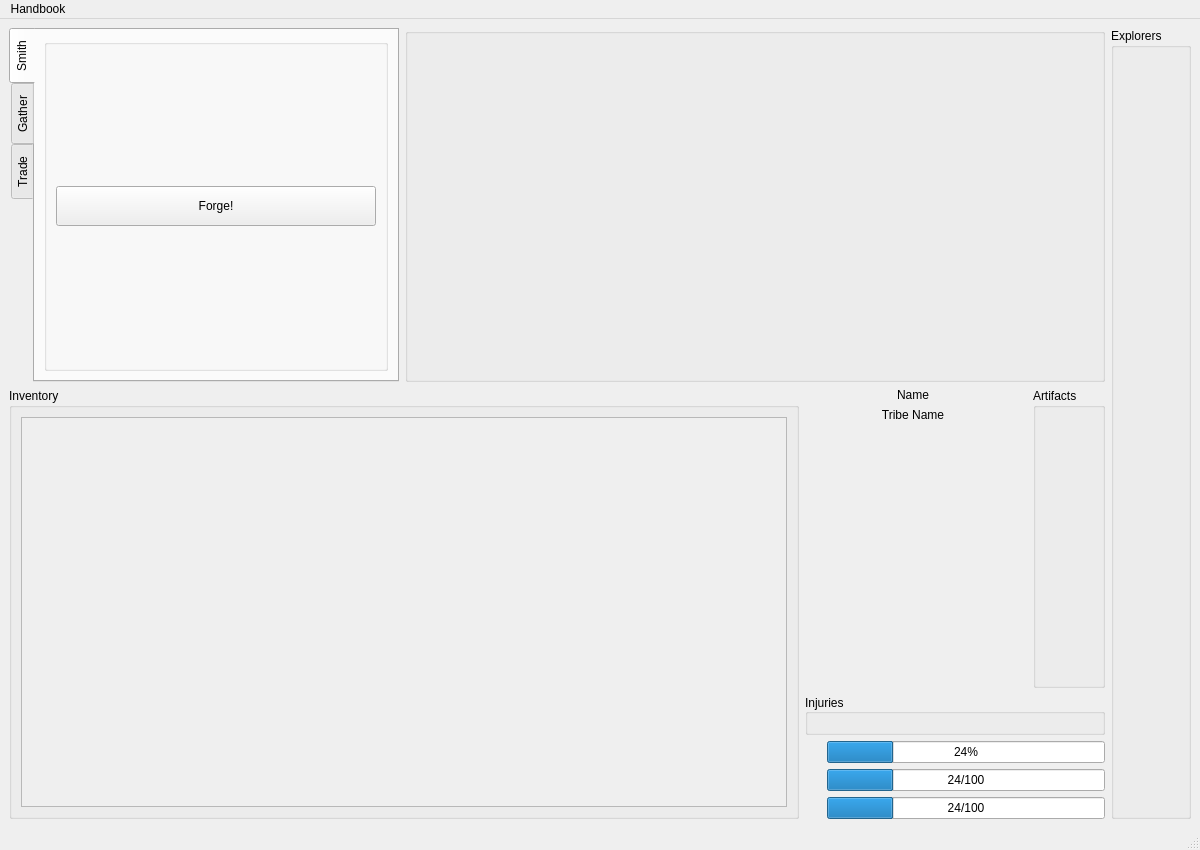
Qt form assets/ui/main.ui (pierce-smith1/aor) before a commit.
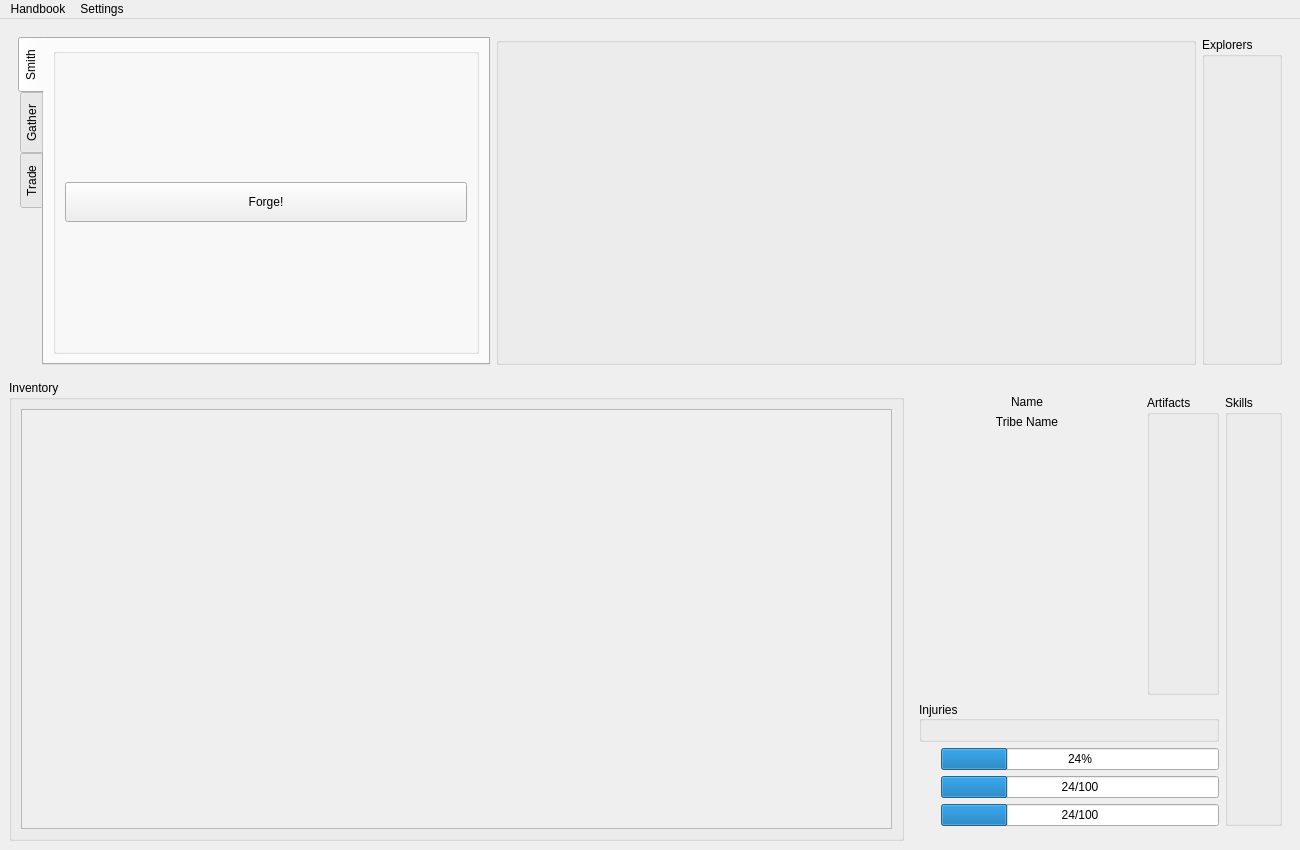
The same form after that commit. Icons and pictures are not drawn.

Patch:
```diff
--- a/assets/ui/main.ui
+++ b/assets/ui/main.ui
@@ -6,7 +6,7 @@
    <rect>
     <x>0</x>
     <y>0</y>
-    <width>1200</width>
+    <width>1300</width>
     <height>850</height>
    </rect>
   </property>
@@ -18,13 +18,13 @@
   </property>
   <property name="minimumSize">
    <size>
-    <width>1200</width>
+    <width>1300</width>
     <height>850</height>
    </size>
   </property>
   <property name="maximumSize">
    <size>
-    <width>1200</width>
+    <width>1300</width>
     <height>850</height>
    </size>
   </property>
@@ -49,106 +49,8 @@
     </size>
    </property>
    <layout class="QGridLayout" name="gridLayout_2">
-    <item row="1" column="2">
-     <widget class="QWidget" name="player_widget" native="true">
-      <property name="minimumSize">
-       <size>
-        <width>300</width>
-        <height>300</height>
-       </size>
-      </property>
-      <property name="maximumSize">
-       <size>
-        <width>250</width>
-        <height>16777215</height>
-       </size>
-      </property>
-      <layout class="QGridLayout" name="gridLayout_6">
-       <property name="leftMargin">
-        <number>0</number>
-       </property>
-       <property name="topMargin">
-        <number>0</number>
-       </property>
-       <property name="rightMargin">
-        <number>0</number>
-       </property>
-       <property name="bottomMargin">
-        <number>0</number>
-       </property>
-       <property name="horizontalSpacing">
-        <number>12</number>
-       </property>
-       <property name="verticalSpacing">
-        <number>6</number>
-       </property>
-       <item row="2" column="1">
-        <widget class="QLabel" name="tribe_name_label">
-         <property name="sizePolicy">
-          <sizepolicy hsizetype="Preferred" vsizetype="Fixed">
-           <horstretch>0</horstretch>
-           <verstretch>0</verstretch>
-          </sizepolicy>
-         </property>
-         <property name="text">
-          <string>Tribe Name</string>
-         </property>
-         <property name="alignment">
-          <set>Qt::AlignCenter</set>
-         </property>
-        </widget>
-       </item>
-       <item row="1" column="1">
-        <widget class="QLabel" name="player_name_label">
-         <property name="sizePolicy">
-          <sizepolicy hsizetype="Preferred" vsizetype="Fixed">
-           <horstretch>0</horstretch>
-           <verstretch>0</verstretch>
-          </sizepolicy>
-         </property>
-         <property name="frameShape">
-          <enum>QFrame::NoFrame</enum>
-         </property>
-         <property name="text">
-          <string>Name</string>
-         </property>
-         <property name="textFormat">
-          <enum>Qt::RichText</enum>
-         </property>
-         <property name="alignment">
-          <set>Qt::AlignCenter</set>
-         </property>
-        </widget>
-       </item>
-       <item row="1" column="2" rowspan="3">
-        <widget class="QGroupBox" name="artifact_box">
-         <property name="sizePolicy">
-          <sizepolicy hsizetype="Fixed" vsizetype="Preferred">
-           <horstretch>0</horstretch>
-           <verstretch>0</verstretch>
-          </sizepolicy>
-         </property>
-         <property name="toolTip">
-          <string/>
-         </property>
-         <property name="title">
-          <string>Artifacts</string>
-         </property>
-         <layout class="QVBoxLayout" name="artifact_layout">
-          <property name="sizeConstraint">
-           <enum>QLayout::SetDefaultConstraint</enum>
-          </property>
-         </layout>
-        </widget>
-       </item>
-       <item row="1" column="0" rowspan="3">
-        <layout class="QVBoxLayout" name="activity_queue_layout"/>
-       </item>
-      </layout>
-     </widget>
-    </item>
-    <item row="1" column="0" rowspan="3" colspan="2">
-     <widget class="QGroupBox" name="inventory_group">
+    <item row="1" column="0" rowspan="3" colspan="3">
+     <widget class="QGroupBox" name="inventory_widget">
       <property name="title">
        <string>Inventory</string>
       </property>
@@ -164,6 +66,9 @@
          <property name="autoFillBackground">
           <bool>false</bool>
          </property>
+         <property name="verticalScrollBarPolicy">
+          <enum>Qt::ScrollBarAlwaysOff</enum>
+         </property>
          <property name="horizontalScrollBarPolicy">
           <enum>Qt::ScrollBarAlwaysOff</enum>
          </property>
@@ -175,8 +80,8 @@
            <rect>
             <x>0</x>
             <y>0</y>
-            <width>779</width>
-            <height>400</height>
+            <width>905</width>
+            <height>408</height>
            </rect>
           </property>
           <layout class="QGridLayout" name="gridLayout_7"/>
@@ -186,172 +91,8 @@
       </layout>
      </widget>
     </item>
-    <item row="0" column="3" rowspan="4">
-     <widget class="QGroupBox" name="explorer_slots">
-      <property name="sizePolicy">
-       <sizepolicy hsizetype="Fixed" vsizetype="Preferred">
-        <horstretch>0</horstretch>
-        <verstretch>0</verstretch>
-       </sizepolicy>
-      </property>
-      <property name="maximumSize">
-       <size>
-        <width>16777215</width>
-        <height>16777215</height>
-       </size>
-      </property>
-      <property name="toolTip">
-       <string/>
-      </property>
-      <property name="title">
-       <string>Explorers</string>
-      </property>
-      <layout class="QVBoxLayout" name="verticalLayout"/>
-     </widget>
-    </item>
-    <item row="3" column="2">
-     <layout class="QGridLayout" name="gridLayout_5">
-      <item row="2" column="0">
-       <widget class="QLabel" name="spirit_icon">
-        <property name="sizePolicy">
-         <sizepolicy hsizetype="Minimum" vsizetype="Preferred">
-          <horstretch>0</horstretch>
-          <verstretch>0</verstretch>
-         </sizepolicy>
-        </property>
-        <property name="maximumSize">
-         <size>
-          <width>16</width>
-          <height>16777215</height>
-         </size>
-        </property>
-        <property name="text">
-         <string/>
-        </property>
-        <property name="pixmap">
-         <pixmap resource="../../images.qrc">:/assets/img/icons/spirit.png</pixmap>
-        </property>
-       </widget>
-      </item>
-      <item row="3" column="1">
-       <widget class="QProgressBar" name="energy_bar">
-        <property name="sizePolicy">
-         <sizepolicy hsizetype="Minimum" vsizetype="Minimum">
-          <horstretch>0</horstretch>
-          <verstretch>0</verstretch>
-         </sizepolicy>
-        </property>
-        <property name="maximumSize">
-         <size>
-          <width>16777215</width>
-          <height>80</height>
-         </size>
-        </property>
-        <property name="toolTip">
-         <string>&lt;html&gt;&lt;head/&gt;&lt;body&gt;&lt;p&gt;This is the current explorer's &lt;span style=&quot; font-weight:600;&quot;&gt;energy.&lt;/span&gt;&lt;/p&gt;&lt;p&gt;Energy is required for her to use tools. You can refill it by eating food recovered from &lt;span style=&quot; font-weight:600;&quot;&gt;foraging.&lt;/span&gt;&lt;/p&gt;&lt;p&gt;If her energy reaches 0, she will sustain continous injury until it is raised above 0 again.&lt;/p&gt;&lt;/body&gt;&lt;/html&gt;</string>
-        </property>
-        <property name="maximum">
-         <number>100</number>
-        </property>
-        <property name="value">
-         <number>24</number>
-        </property>
-        <property name="format">
-         <string>%v/%m</string>
-        </property>
-       </widget>
-      </item>
-      <item row="0" column="1">
-       <widget class="QProgressBar" name="activity_time_bar">
-        <property name="sizePolicy">
-         <sizepolicy hsizetype="Minimum" vsizetype="Minimum">
-          <horstretch>0</horstretch>
-          <verstretch>0</verstretch>
-         </sizepolicy>
-        </property>
-        <property name="maximumSize">
-         <size>
-          <width>16777215</width>
-          <height>80</height>
-         </size>
-        </property>
-        <property name="statusTip">
-         <string/>
-        </property>
-        <property name="whatsThis">
-         <string/>
-        </property>
-        <property name="value">
-         <number>24</number>
-        </property>
-        <property name="invertedAppearance">
-         <bool>false</bool>
-        </property>
-        <property name="textDirection">
-         <enum>QProgressBar::TopToBottom</enum>
-        </property>
-       </widget>
-      </item>
-      <item row="0" column="0">
-       <widget class="QLabel" name="time_icon">
-        <property name="sizePolicy">
-         <sizepolicy hsizetype="Minimum" vsizetype="Minimum">
-          <horstretch>0</horstretch>
-          <verstretch>0</verstretch>
-         </sizepolicy>
-        </property>
-        <property name="text">
-         <string/>
-        </property>
-        <property name="pixmap">
-         <pixmap resource="../../images.qrc">:/assets/img/icons/arrow.png</pixmap>
-        </property>
-       </widget>
-      </item>
-      <item row="3" column="0">
-       <widget class="QLabel" name="energy_icon">
-        <property name="sizePolicy">
-         <sizepolicy hsizetype="Minimum" vsizetype="Preferred">
-          <horstretch>0</horstretch>
-          <verstretch>0</verstretch>
-         </sizepolicy>
-        </property>
-        <property name="pixmap">
-         <pixmap resource="../../images.qrc">:/assets/img/icons/bolt.png</pixmap>
-        </property>
-       </widget>
-      </item>
-      <item row="2" column="1">
-       <widget class="QProgressBar" name="spirit_bar">
-        <property name="sizePolicy">
-         <sizepolicy hsizetype="Minimum" vsizetype="Minimum">
-          <horstretch>0</horstretch>
-          <verstretch>0</verstretch>
-         </sizepolicy>
-        </property>
-        <property name="maximumSize">
-         <size>
-          <width>16777215</width>
-          <height>80</height>
-         </size>
-        </property>
-        <property name="toolTip">
-         <string>&lt;html&gt;&lt;head/&gt;&lt;body&gt;&lt;p&gt;This is the current explorer's &lt;span style=&quot; font-weight:600;&quot;&gt;spirit&lt;/span&gt;. &lt;/p&gt;&lt;p&gt;Every action she takes drains a small amount of spirit. She can refill it by &lt;span style=&quot; font-weight:600;&quot;&gt;defiling&lt;/span&gt; an item. Drag any non-consumable to her portrait to have her defile it for &lt;span style=&quot; font-weight:600;&quot;&gt;25 spirit per level &lt;/span&gt;of the defiled item.&lt;/p&gt;&lt;p&gt;If her spirit reaches 0, she will sustain continuous injury until it is raised above 0 again.&lt;/p&gt;&lt;/body&gt;&lt;/html&gt;</string>
-        </property>
-        <property name="whatsThis">
-         <string/>
-        </property>
-        <property name="value">
-         <number>24</number>
-        </property>
-        <property name="format">
-         <string>%v/%m</string>
-        </property>
-       </widget>
-      </item>
-     </layout>
-    </item>
-    <item row="0" column="0" colspan="3">
+    <item row="0" column="0" colspan="4">
+     <widget class="QWidget" name="activities_widget" native="true">
      <layout class="QHBoxLayout" name="activity_layout">
       <item>
        <widget class="QTabWidget" name="smith_tab">
@@ -669,9 +410,178 @@
         </property>
        </widget>
       </item>
-     </layout>
+       <item>
+        <widget class="QGroupBox" name="explorer_slots">
+         <property name="sizePolicy">
+          <sizepolicy hsizetype="Fixed" vsizetype="Preferred">
+           <horstretch>0</horstretch>
+           <verstretch>0</verstretch>
+          </sizepolicy>
+         </property>
+         <property name="maximumSize">
+          <size>
+           <width>16777215</width>
+           <height>16777215</height>
+          </size>
+         </property>
+         <property name="toolTip">
+          <string/>
+         </property>
+         <property name="title">
+          <string>Explorers</string>
+         </property>
+         <layout class="QGridLayout" name="gridLayout_10"/>
+        </widget>
+       </item>
+      </layout>
+     </widget>
     </item>
-    <item row="2" column="2">
+    <item row="2" column="3">
+     <widget class="QWidget" name="explorer_widget" native="true">
+      <layout class="QGridLayout" name="explorer_layout">
+       <item row="2" column="0">
+        <layout class="QGridLayout" name="gridLayout_5">
+         <item row="2" column="0">
+          <widget class="QLabel" name="spirit_icon">
+           <property name="sizePolicy">
+            <sizepolicy hsizetype="Minimum" vsizetype="Preferred">
+             <horstretch>0</horstretch>
+             <verstretch>0</verstretch>
+            </sizepolicy>
+           </property>
+           <property name="maximumSize">
+            <size>
+             <width>16</width>
+             <height>16777215</height>
+            </size>
+           </property>
+           <property name="text">
+            <string/>
+           </property>
+           <property name="pixmap">
+            <pixmap resource="../../images.qrc">:/assets/img/icons/spirit.png</pixmap>
+           </property>
+          </widget>
+         </item>
+         <item row="3" column="1">
+          <widget class="QProgressBar" name="energy_bar">
+           <property name="sizePolicy">
+            <sizepolicy hsizetype="Minimum" vsizetype="Minimum">
+             <horstretch>0</horstretch>
+             <verstretch>0</verstretch>
+            </sizepolicy>
+           </property>
+           <property name="maximumSize">
+            <size>
+             <width>16777215</width>
+             <height>80</height>
+            </size>
+           </property>
+           <property name="toolTip">
+            <string>&lt;html&gt;&lt;head/&gt;&lt;body&gt;&lt;p&gt;This is the current explorer's &lt;span style=&quot; font-weight:600;&quot;&gt;energy.&lt;/span&gt;&lt;/p&gt;&lt;p&gt;Energy is required for her to use tools. You can refill it by eating food recovered from &lt;span style=&quot; font-weight:600;&quot;&gt;foraging.&lt;/span&gt;&lt;/p&gt;&lt;p&gt;If her energy reaches 0, she will sustain continous injury until it is raised above 0 again.&lt;/p&gt;&lt;/body&gt;&lt;/html&gt;</string>
+           </property>
+           <property name="maximum">
+            <number>100</number>
+           </property>
+           <property name="value">
+            <number>24</number>
+           </property>
+           <property name="format">
+            <string>%v/%m</string>
+           </property>
+          </widget>
+         </item>
+         <item row="0" column="1">
+          <widget class="QProgressBar" name="activity_time_bar">
+           <property name="sizePolicy">
+            <sizepolicy hsizetype="Minimum" vsizetype="Minimum">
+             <horstretch>0</horstretch>
+             <verstretch>0</verstretch>
+            </sizepolicy>
+           </property>
+           <property name="maximumSize">
+            <size>
+             <width>16777215</width>
+             <height>80</height>
+            </size>
+           </property>
+           <property name="statusTip">
+            <string/>
+           </property>
+           <property name="whatsThis">
+            <string/>
+           </property>
+           <property name="value">
+            <number>24</number>
+           </property>
+           <property name="invertedAppearance">
+            <bool>false</bool>
+           </property>
+           <property name="textDirection">
+            <enum>QProgressBar::TopToBottom</enum>
+           </property>
+          </widget>
+         </item>
+         <item row="0" column="0">
+          <widget class="QLabel" name="time_icon">
+           <property name="sizePolicy">
+            <sizepolicy hsizetype="Minimum" vsizetype="Minimum">
+             <horstretch>0</horstretch>
+             <verstretch>0</verstretch>
+            </sizepolicy>
+           </property>
+           <property name="text">
+            <string/>
+           </property>
+           <property name="pixmap">
+            <pixmap resource="../../images.qrc">:/assets/img/icons/arrow.png</pixmap>
+           </property>
+          </widget>
+         </item>
+         <item row="3" column="0">
+          <widget class="QLabel" name="energy_icon">
+           <property name="sizePolicy">
+            <sizepolicy hsizetype="Minimum" vsizetype="Preferred">
+             <horstretch>0</horstretch>
+             <verstretch>0</verstretch>
+            </sizepolicy>
+           </property>
+           <property name="pixmap">
+            <pixmap resource="../../images.qrc">:/assets/img/icons/bolt.png</pixmap>
+           </property>
+          </widget>
+         </item>
+         <item row="2" column="1">
+          <widget class="QProgressBar" name="spirit_bar">
+           <property name="sizePolicy">
+            <sizepolicy hsizetype="Minimum" vsizetype="Minimum">
+             <horstretch>0</horstretch>
+             <verstretch>0</verstretch>
+            </sizepolicy>
+           </property>
+           <property name="maximumSize">
+            <size>
+             <width>16777215</width>
+             <height>80</height>
+            </size>
+           </property>
+           <property name="toolTip">
+            <string>&lt;html&gt;&lt;head/&gt;&lt;body&gt;&lt;p&gt;This is the current explorer's &lt;span style=&quot; font-weight:600;&quot;&gt;spirit&lt;/span&gt;. &lt;/p&gt;&lt;p&gt;Every action she takes drains a small amount of spirit. She can refill it by &lt;span style=&quot; font-weight:600;&quot;&gt;defiling&lt;/span&gt; an item. Drag any non-consumable to her portrait to have her defile it for &lt;span style=&quot; font-weight:600;&quot;&gt;25 spirit per level &lt;/span&gt;of the defiled item.&lt;/p&gt;&lt;p&gt;If her spirit reaches 0, she will sustain continuous injury until it is raised above 0 again.&lt;/p&gt;&lt;/body&gt;&lt;/html&gt;</string>
+           </property>
+           <property name="whatsThis">
+            <string/>
+           </property>
+           <property name="value">
+            <number>24</number>
+           </property>
+           <property name="format">
+            <string>%v/%m</string>
+           </property>
+          </widget>
+         </item>
+        </layout>
+       </item>
+       <item row="1" column="0">
      <widget class="QGroupBox" name="effect_group">
       <property name="sizePolicy">
        <sizepolicy hsizetype="Minimum" vsizetype="Minimum">
@@ -700,6 +610,121 @@
       <layout class="QHBoxLayout" name="horizontalLayout_3"/>
      </widget>
     </item>
+       <item row="0" column="0">
+        <widget class="QWidget" name="player_widget" native="true">
+         <property name="minimumSize">
+          <size>
+           <width>300</width>
+           <height>300</height>
+          </size>
+         </property>
+         <property name="maximumSize">
+          <size>
+           <width>0</width>
+           <height>16777215</height>
+          </size>
+         </property>
+         <layout class="QGridLayout" name="gridLayout_6">
+          <property name="leftMargin">
+           <number>0</number>
+          </property>
+          <property name="topMargin">
+           <number>0</number>
+          </property>
+          <property name="rightMargin">
+           <number>0</number>
+          </property>
+          <property name="bottomMargin">
+           <number>0</number>
+          </property>
+          <property name="horizontalSpacing">
+           <number>12</number>
+          </property>
+          <property name="verticalSpacing">
+           <number>6</number>
+          </property>
+          <item row="2" column="1">
+           <widget class="QLabel" name="tribe_name_label">
+            <property name="sizePolicy">
+             <sizepolicy hsizetype="Preferred" vsizetype="Fixed">
+              <horstretch>0</horstretch>
+              <verstretch>0</verstretch>
+             </sizepolicy>
+            </property>
+            <property name="text">
+             <string>Tribe Name</string>
+            </property>
+            <property name="alignment">
+             <set>Qt::AlignCenter</set>
+            </property>
+           </widget>
+          </item>
+          <item row="1" column="1">
+           <widget class="QLabel" name="player_name_label">
+            <property name="sizePolicy">
+             <sizepolicy hsizetype="Preferred" vsizetype="Fixed">
+              <horstretch>0</horstretch>
+              <verstretch>0</verstretch>
+             </sizepolicy>
+            </property>
+            <property name="frameShape">
+             <enum>QFrame::NoFrame</enum>
+            </property>
+            <property name="text">
+             <string>Name</string>
+            </property>
+            <property name="textFormat">
+             <enum>Qt::RichText</enum>
+            </property>
+            <property name="alignment">
+             <set>Qt::AlignCenter</set>
+            </property>
+           </widget>
+          </item>
+          <item row="1" column="2" rowspan="3">
+           <widget class="QGroupBox" name="artifact_box">
+            <property name="sizePolicy">
+             <sizepolicy hsizetype="Fixed" vsizetype="Preferred">
+              <horstretch>0</horstretch>
+              <verstretch>0</verstretch>
+             </sizepolicy>
+            </property>
+            <property name="toolTip">
+             <string/>
+            </property>
+            <property name="title">
+             <string>Artifacts</string>
+            </property>
+            <layout class="QVBoxLayout" name="artifact_layout">
+             <property name="sizeConstraint">
+              <enum>QLayout::SetDefaultConstraint</enum>
+             </property>
+            </layout>
+           </widget>
+          </item>
+          <item row="1" column="0" rowspan="3">
+           <layout class="QVBoxLayout" name="activity_queue_layout"/>
+          </item>
+         </layout>
+        </widget>
+       </item>
+       <item row="0" column="1" rowspan="3">
+        <widget class="QGroupBox" name="skills_box">
+         <property name="sizePolicy">
+          <sizepolicy hsizetype="Minimum" vsizetype="Preferred">
+           <horstretch>0</horstretch>
+           <verstretch>0</verstretch>
+          </sizepolicy>
+         </property>
+         <property name="title">
+          <string>Skills</string>
+         </property>
+         <layout class="QVBoxLayout" name="verticalLayout"/>
+        </widget>
+       </item>
+      </layout>
+     </widget>
+    </item>
    </layout>
   </widget>
   <widget class="QMenuBar" name="menubar">
@@ -707,7 +732,7 @@
     <rect>
      <x>0</x>
      <y>0</y>
-     <width>1200</width>
+     <width>1300</width>
      <height>30</height>
     </rect>
    </property>
@@ -720,15 +745,14 @@
     <addaction name="separator"/>
     <addaction name="about_action"/>
    </widget>
+   <widget class="QMenu" name="menuSettings">
+    <property name="title">
+     <string>Settings</string>
+    </property>
+    <addaction name="multiwindow_action"/>
+   </widget>
    <addaction name="menuEncyclopedia"/>
-  </widget>
-  <widget class="QStatusBar" name="statusbar">
-   <property name="minimumSize">
-    <size>
-     <width>0</width>
-     <height>0</height>
-    </size>
-   </property>
+   <addaction name="menuSettings"/>
   </widget>
   <action name="encyclopedia_action">
    <property name="text">
```
Left out of the diff: 5 changed lines with no effect on the pictures. Lines whose indentation alone changed are shown as unchanged.
